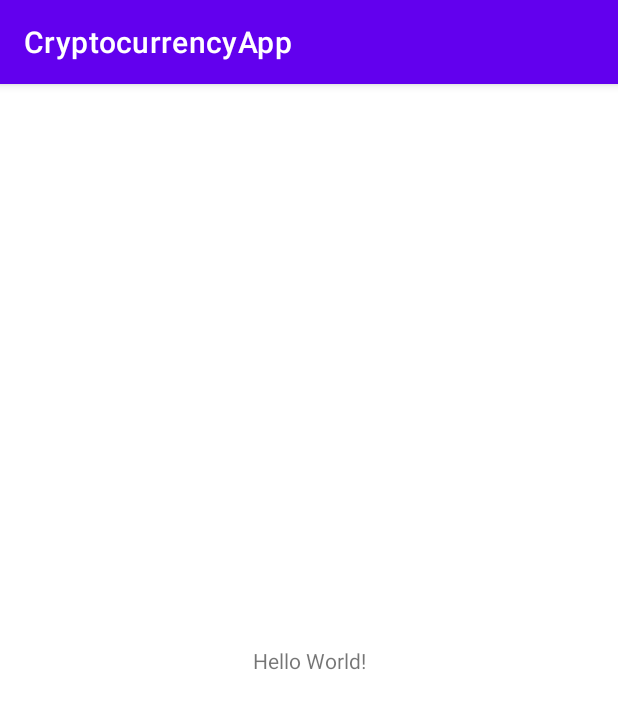
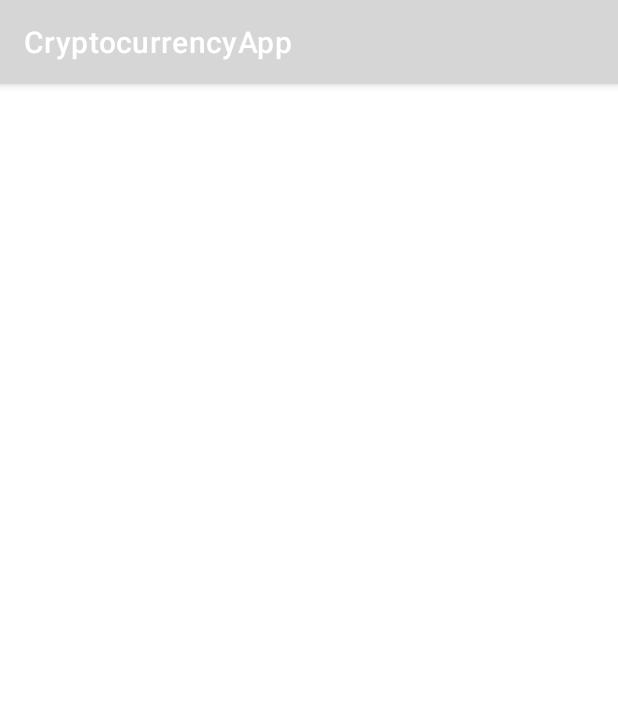
Before and after one commit to AndreiKud/CryptocurrencyApp, an Android app built with Jetpack Compose: the screen it shows after launch (MainActivity), on a phone screen of 412 x 824 dp. Shown: the top 709 px of the screen. Run offline under Robolectric (Android 15) with nearby library versions, the phone set to English and light mode, and no system bars.

```diff
--- a/app/src/main/java/ru/andreikud/cryptocurrencyapp/MainActivity.kt
+++ b/app/src/main/java/ru/andreikud/cryptocurrencyapp/MainActivity.kt
@@ -2,10 +2,21 @@ package ru.andreikud.cryptocurrencyapp
 
 import androidx.appcompat.app.AppCompatActivity
 import android.os.Bundle
+import androidx.activity.compose.setContent
+import androidx.compose.material.MaterialTheme
+import androidx.compose.material.Surface
+import ru.andreikud.cryptocurrencyapp.ui.theme.CryptocurrencyAppTheme
 
 class MainActivity : AppCompatActivity() {
     override fun onCreate(savedInstanceState: Bundle?) {
         super.onCreate(savedInstanceState)
-        setContentView(R.layout.activity_main)
+
+        setContent {
+            CryptocurrencyAppTheme {
+                Surface(color = MaterialTheme.colors.background) {
+
+                }
+            }
+        }
     }
 }
--- /dev/null
+++ b/app/src/main/java/ru/andreikud/cryptocurrencyapp/ui/theme/Color.kt
@@ -0,0 +1,8 @@
+package ru.andreikud.cryptocurrencyapp.ui.theme
+
+import androidx.compose.ui.graphics.Color
+
+val DarkGray = Color(0xFF202020)
+val MediumGray = Color(0xFF505050)
+val ColorPrimary = Color(0xFF08FF04)
+val TextWhite = Color(0xFFEEEEEE)
--- /dev/null
+++ b/app/src/main/java/ru/andreikud/cryptocurrencyapp/ui/theme/Shape.kt
@@ -0,0 +1,11 @@
+package ru.andreikud.cryptocurrencyapp.ui.theme
+
+import androidx.compose.foundation.shape.RoundedCornerShape
+import androidx.compose.material.Shapes
+import androidx.compose.ui.unit.dp
+
+val Shapes = Shapes(
+    small = RoundedCornerShape(4.dp),
+    medium = RoundedCornerShape(4.dp),
+    large = RoundedCornerShape(0.dp)
+)
--- /dev/null
+++ b/app/src/main/java/ru/andreikud/cryptocurrencyapp/ui/theme/Theme.kt
@@ -0,0 +1,38 @@
+package ru.andreikud.cryptocurrencyapp.ui.theme
+
+import androidx.compose.foundation.isSystemInDarkTheme
+import androidx.compose.material.MaterialTheme
+import androidx.compose.material.darkColors
+import androidx.compose.material.lightColors
+import androidx.compose.runtime.Composable
+import androidx.compose.ui.graphics.Color
+
+private val DarkColorPalette = darkColors(
+    primary = ColorPrimary,
+    background = DarkGray,
+    onBackground = TextWhite,
+    onPrimary = DarkGray
+)
+
+private val LightColorPalette = lightColors(
+    primary = ColorPrimary,
+    background = Color.White,
+    onBackground = MediumGray,
+    onPrimary = DarkGray
+)
+
+@Composable
+fun CryptocurrencyAppTheme(darkTheme: Boolean = true, content: @Composable() () -> Unit) {
+    val colors = if (darkTheme) {
+        DarkColorPalette
+    } else {
+        LightColorPalette
+    }
+
+    MaterialTheme(
+        colors = colors,
+        typography = Typography,
+        shapes = Shapes,
+        content = content
+    )
+}
--- /dev/null
+++ b/app/src/main/java/ru/andreikud/cryptocurrencyapp/ui/theme/Type.kt
@@ -0,0 +1,35 @@
+package ru.andreikud.cryptocurrencyapp.ui.theme
+
+import androidx.compose.material.Typography
+import androidx.compose.ui.text.TextStyle
+import androidx.compose.ui.text.font.FontFamily
+import androidx.compose.ui.text.font.FontWeight
+import androidx.compose.ui.unit.sp
+
+val Typography = Typography(
+    h1 = TextStyle(
+        fontWeight = FontWeight.Bold,
+        fontSize = 30.sp,
+    ),
+    h2 = TextStyle(
+        fontWeight = FontWeight.SemiBold,
+        fontSize = 24.sp
+    ),
+    h3 = TextStyle(
+        fontWeight = FontWeight.Medium,
+        fontSize = 20.sp
+    ),
+    h4 = TextStyle(
+        fontWeight = FontWeight.Medium,
+        fontSize = 16.sp
+    ),
+    body1 = TextStyle(
+        fontFamily = FontFamily.Default,
+        fontWeight = FontWeight.Normal,
+        fontSize = 16.sp
+    ),
+    body2 = TextStyle(
+        fontWeight = FontWeight.Normal,
+        fontSize = 14.sp
+    )
+)
--- a/app/src/main/res/layout/activity_main.xml
+++ /dev/null
@@ -1,18 +0,0 @@
-<?xml version="1.0" encoding="utf-8"?>
-<androidx.constraintlayout.widget.ConstraintLayout xmlns:android="http://schemas.android.com/apk/res/android"
-    xmlns:app="http://schemas.android.com/apk/res-auto"
-    xmlns:tools="http://schemas.android.com/tools"
-    android:layout_width="match_parent"
-    android:layout_height="match_parent"
-    tools:context=".MainActivity">
-
-    <TextView
-        android:layout_width="wrap_content"
-        android:layout_height="wrap_content"
-        android:text="Hello World!"
-        app:layout_constraintBottom_toBottomOf="parent"
-        app:layout_constraintLeft_toLeftOf="parent"
-        app:layout_constraintRight_toRightOf="parent"
-        app:layout_constraintTop_toTopOf="parent" />
-
-</androidx.constraintlayout.widget.ConstraintLayout>
--- a/app/src/main/res/values/colors.xml
+++ b/app/src/main/res/values/colors.xml
@@ -1,10 +1,9 @@
 <?xml version="1.0" encoding="utf-8"?>
 <resources>
-    <color name="purple_200">#FFBB86FC</color>
-    <color name="purple_500">#FF6200EE</color>
-    <color name="purple_700">#FF3700B3</color>
-    <color name="teal_200">#FF03DAC5</color>
-    <color name="teal_700">#FF018786</color>
+    <color name="primary">#08ff04</color>
+    <color name="dark_gray">#202020</color>
+    <color name="medium_gray">#505050</color>
+    <color name="text_white">#eeeeee</color>
     <color name="black">#FF000000</color>
     <color name="white">#FFFFFFFF</color>
 </resources>
--- a/build.gradle
+++ b/build.gradle
@@ -1,12 +1,16 @@
 // Top-level build file where you can add configuration options common to all sub-projects/modules.
 buildscript {
+    ext {
+        compose_version = '1.0.2'
+    }
     repositories {
         google()
         mavenCentral()
     }
     dependencies {
         classpath "com.android.tools.build:gradle:7.0.2"
-        classpath "org.jetbrains.kotlin:kotlin-gradle-plugin:1.5.31"
+        classpath "org.jetbrains.kotlin:kotlin-gradle-plugin:1.5.21"
+        classpath "com.google.dagger:hilt-android-gradle-plugin:2.38.1"
 
         // NOTE: Do not place your application dependencies here; they belong
         // in the individual module build.gradle files
```
Also changed, not shown: app/build.gradle (+51 -1 lines), app/src/main/res/values/themes.xml (+9 -0 lines).
